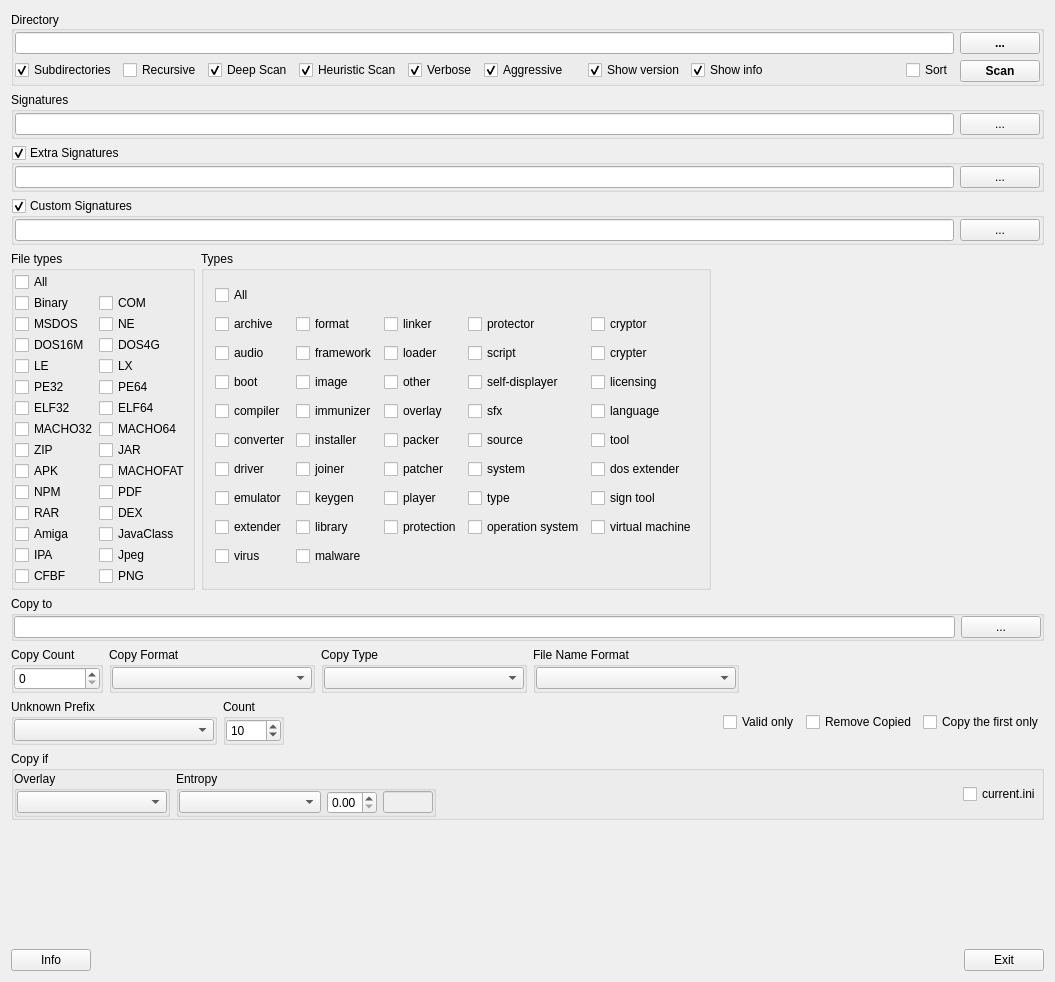
Before: the Qt Designer form gui_source/guimainwindow.ui in horsicq/DIE-sort, drawn with Qt 5.
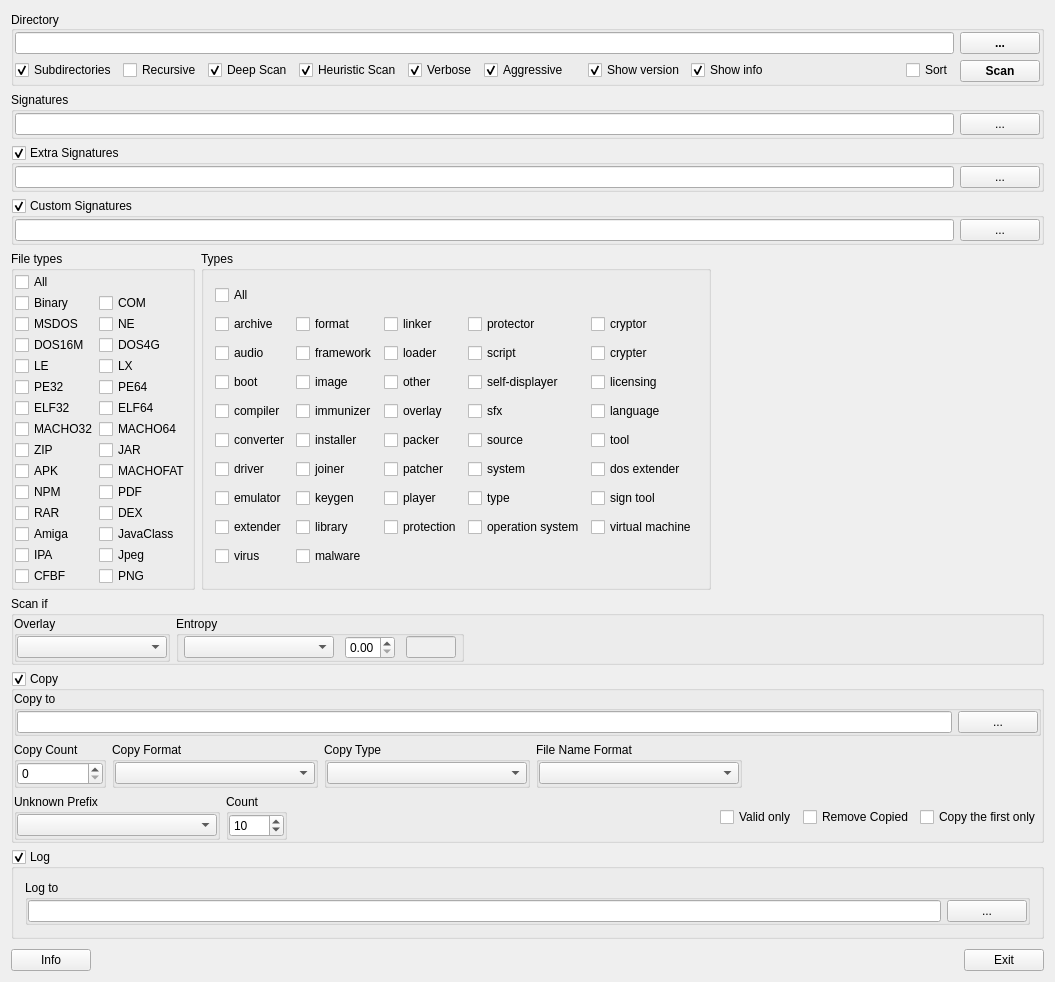
After: the same form once the commit is applied.

The edit to the form file:
```diff
--- a/gui_source/guimainwindow.ui
+++ b/gui_source/guimainwindow.ui
@@ -859,6 +859,171 @@
       </item>
      </layout>
     </item>
+    <item>
+     <widget class="QGroupBox" name="groupBoxCopyIf">
+      <property name="title">
+       <string>Scan if</string>
+      </property>
+      <layout class="QHBoxLayout" name="horizontalLayout_11">
+       <property name="leftMargin">
+        <number>0</number>
+       </property>
+       <property name="topMargin">
+        <number>0</number>
+       </property>
+       <property name="rightMargin">
+        <number>0</number>
+       </property>
+       <property name="bottomMargin">
+        <number>0</number>
+       </property>
+       <item>
+        <widget class="QGroupBox" name="groupBoxOverlay">
+         <property name="title">
+          <string>Overlay</string>
+         </property>
+         <layout class="QVBoxLayout" name="verticalLayout_5">
+          <property name="leftMargin">
+           <number>0</number>
+          </property>
+          <property name="topMargin">
+           <number>0</number>
+          </property>
+          <property name="rightMargin">
+           <number>0</number>
+          </property>
+          <property name="bottomMargin">
+           <number>0</number>
+          </property>
+          <item>
+           <widget class="QComboBox" name="comboBoxOverlay">
+            <property name="minimumSize">
+             <size>
+              <width>150</width>
+              <height>0</height>
+             </size>
+            </property>
+           </widget>
+          </item>
+         </layout>
+        </widget>
+       </item>
+       <item>
+        <widget class="QGroupBox" name="groupBoxOverlay_2">
+         <property name="title">
+          <string>Entropy</string>
+         </property>
+         <layout class="QHBoxLayout" name="horizontalLayout_12">
+          <property name="leftMargin">
+           <number>0</number>
+          </property>
+          <property name="topMargin">
+           <number>0</number>
+          </property>
+          <property name="rightMargin">
+           <number>0</number>
+          </property>
+          <property name="bottomMargin">
+           <number>0</number>
+          </property>
+          <item>
+           <widget class="QComboBox" name="comboBoxEntropy">
+            <property name="maximumSize">
+             <size>
+              <width>150</width>
+              <height>16777215</height>
+             </size>
+            </property>
+           </widget>
+          </item>
+          <item>
+           <widget class="QDoubleSpinBox" name="doubleSpinBoxEntropy">
+            <property name="maximumSize">
+             <size>
+              <width>50</width>
+              <height>16777215</height>
+             </size>
+            </property>
+            <property name="maximum">
+             <double>8.000000000000000</double>
+            </property>
+           </widget>
+          </item>
+          <item>
+           <widget class="QLineEdit" name="lineEditEntropy">
+            <property name="enabled">
+             <bool>false</bool>
+            </property>
+            <property name="maximumSize">
+             <size>
+              <width>50</width>
+              <height>16777215</height>
+             </size>
+            </property>
+           </widget>
+          </item>
+         </layout>
+        </widget>
+       </item>
+       <item>
+        <spacer name="horizontalSpacer_7">
+         <property name="orientation">
+          <enum>Qt::Orientation::Horizontal</enum>
+         </property>
+         <property name="sizeHint" stdset="0">
+          <size>
+           <width>40</width>
+           <height>20</height>
+          </size>
+         </property>
+        </spacer>
+       </item>
+       <item>
+        <spacer name="horizontalSpacer_6">
+         <property name="orientation">
+          <enum>Qt::Orientation::Horizontal</enum>
+         </property>
+         <property name="sizeHint" stdset="0">
+          <size>
+           <width>236</width>
+           <height>20</height>
+          </size>
+         </property>
+        </spacer>
+       </item>
+      </layout>
+     </widget>
+    </item>
+    <item>
+     <widget class="QGroupBox" name="groupBoxCopy">
+      <property name="minimumSize">
+       <size>
+        <width>0</width>
+        <height>0</height>
+       </size>
+      </property>
+      <property name="title">
+       <string>Copy</string>
+      </property>
+      <property name="checkable">
+       <bool>true</bool>
+      </property>
+      <property name="checked">
+       <bool>true</bool>
+      </property>
+      <layout class="QVBoxLayout" name="verticalLayout_2">
+       <property name="leftMargin">
+        <number>0</number>
+       </property>
+       <property name="topMargin">
+        <number>0</number>
+       </property>
+       <property name="rightMargin">
+        <number>0</number>
+       </property>
+       <property name="bottomMargin">
+        <number>0</number>
+       </property>
     <item>
      <widget class="QGroupBox" name="groupBoxCopyTo">
       <property name="title">
@@ -1140,61 +1305,33 @@
       </item>
      </layout>
     </item>
+      </layout>
+     </widget>
+    </item>
     <item>
-     <widget class="QGroupBox" name="groupBoxCopyIf">
-      <property name="title">
-       <string>Copy if</string>
-      </property>
-      <layout class="QHBoxLayout" name="horizontalLayout_11">
-       <property name="leftMargin">
-        <number>0</number>
-       </property>
-       <property name="topMargin">
-        <number>0</number>
-       </property>
-       <property name="rightMargin">
-        <number>0</number>
-       </property>
-       <property name="bottomMargin">
-        <number>0</number>
-       </property>
-       <item>
-        <widget class="QGroupBox" name="groupBoxOverlay">
-         <property name="title">
-          <string>Overlay</string>
-         </property>
-         <layout class="QVBoxLayout" name="verticalLayout_5">
-          <property name="leftMargin">
-           <number>0</number>
-          </property>
-          <property name="topMargin">
-           <number>0</number>
-          </property>
-          <property name="rightMargin">
-           <number>0</number>
-          </property>
-          <property name="bottomMargin">
-           <number>0</number>
-          </property>
-          <item>
-           <widget class="QComboBox" name="comboBoxOverlay">
+     <widget class="QGroupBox" name="groupBoxLog">
             <property name="minimumSize">
              <size>
-              <width>150</width>
+        <width>0</width>
               <height>0</height>
              </size>
             </property>
-           </widget>
-          </item>
-         </layout>
-        </widget>
-       </item>
+      <property name="title">
+       <string>Log</string>
+      </property>
+      <property name="checkable">
+       <bool>true</bool>
+      </property>
+      <property name="checked">
+       <bool>true</bool>
+      </property>
+      <layout class="QHBoxLayout" name="horizontalLayout_17">
        <item>
-        <widget class="QGroupBox" name="groupBoxOverlay_2">
+        <widget class="QGroupBox" name="groupBoxLogTo">
          <property name="title">
-          <string>Entropy</string>
+          <string>Log to</string>
          </property>
-         <layout class="QHBoxLayout" name="horizontalLayout_12">
+         <layout class="QHBoxLayout" name="horizontalLayout_18">
           <property name="leftMargin">
            <number>0</number>
           </property>
@@ -1208,75 +1345,16 @@
            <number>0</number>
           </property>
           <item>
-           <widget class="QComboBox" name="comboBoxEntropy">
-            <property name="maximumSize">
-             <size>
-              <width>150</width>
-              <height>16777215</height>
-             </size>
-            </property>
-           </widget>
+           <widget class="QLineEdit" name="lineEditLog"/>
           </item>
           <item>
-           <widget class="QDoubleSpinBox" name="doubleSpinBoxEntropy">
-            <property name="maximumSize">
-             <size>
-              <width>50</width>
-              <height>16777215</height>
-             </size>
-            </property>
-            <property name="maximum">
-             <double>8.000000000000000</double>
-            </property>
-           </widget>
-          </item>
-          <item>
-           <widget class="QLineEdit" name="lineEditEntropy">
-            <property name="enabled">
-             <bool>false</bool>
-            </property>
-            <property name="maximumSize">
-             <size>
-              <width>50</width>
-              <height>16777215</height>
-             </size>
-            </property>
-           </widget>
-          </item>
-         </layout>
-        </widget>
-       </item>
-       <item>
-        <spacer name="horizontalSpacer_7">
-         <property name="orientation">
-          <enum>Qt::Horizontal</enum>
-         </property>
-         <property name="sizeHint" stdset="0">
-          <size>
-           <width>40</width>
-           <height>20</height>
-          </size>
-         </property>
-        </spacer>
-       </item>
-       <item>
-        <spacer name="horizontalSpacer_6">
-         <property name="orientation">
-          <enum>Qt::Horizontal</enum>
-         </property>
-         <property name="sizeHint" stdset="0">
-          <size>
-           <width>236</width>
-           <height>20</height>
-          </size>
-         </property>
-        </spacer>
-       </item>
-       <item>
-        <widget class="QCheckBox" name="checkBoxCurrentIni">
+           <widget class="QPushButton" name="pushButtonLog">
          <property name="text">
-          <string>current.ini</string>
-         </property>
+             <string>...</string>
+            </property>
+           </widget>
+          </item>
+         </layout>
         </widget>
        </item>
       </layout>
```
Left out of the diff: 16 changed lines with no effect on the pictures. Lines whose indentation alone changed are shown as unchanged.
